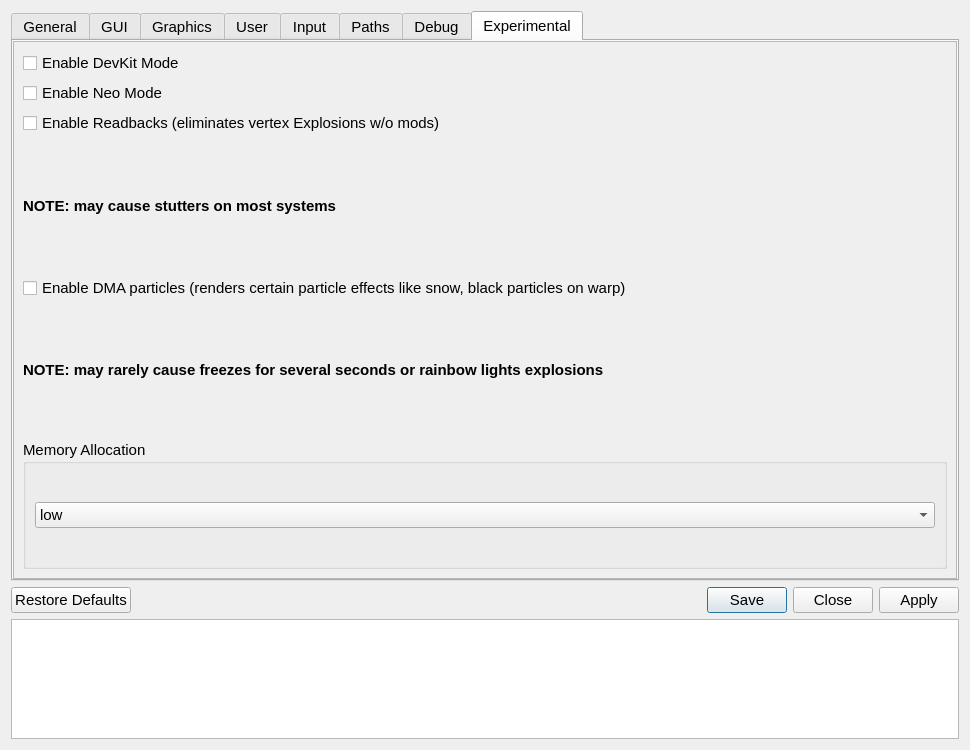
Qt form src/qt_gui/settings_dialog.ui (diegolix29/shadPS4) before a commit.
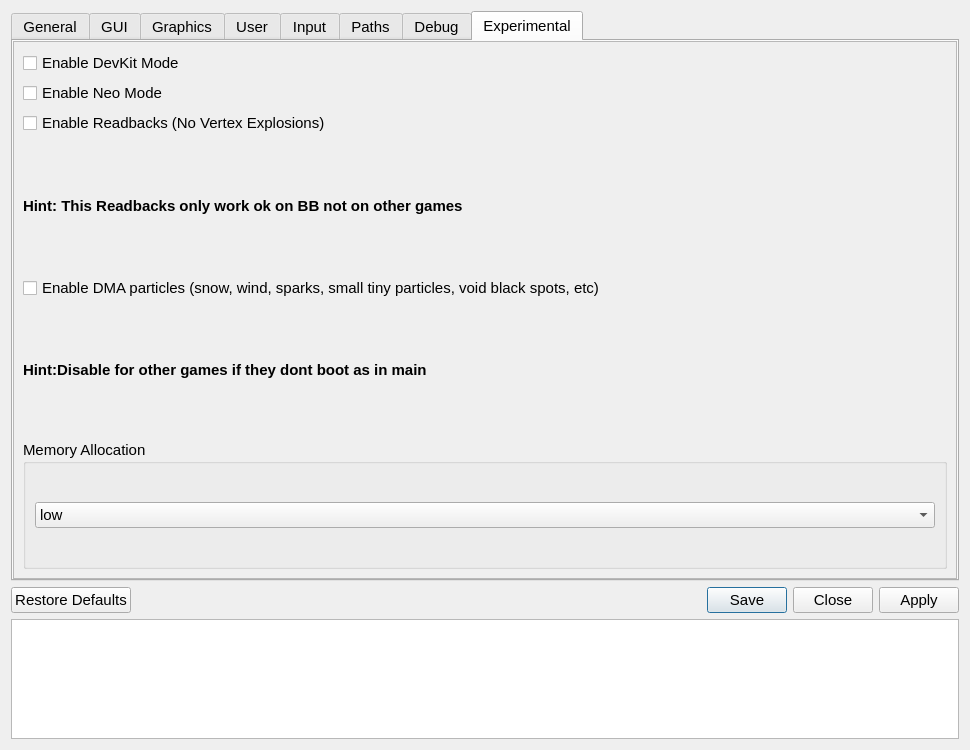
The same form after that commit. Icons and pictures are not drawn.

Commit message: Hardcoded features to experimental tab

Patch:
```diff
--- a/src/qt_gui/settings_dialog.ui
+++ b/src/qt_gui/settings_dialog.ui
@@ -2226,7 +2226,7 @@
           <item>
             <widget class="QCheckBox" name="ReadbacksCheckBox">
               <property name="text">
-                <string>Enable Readbacks (eliminates vertex Explosions w/o mods)</string>
+                <string>Enable Readbacks (No Vertex Explosions)</string>
               </property>
             </widget>
           </item>
@@ -2240,7 +2240,7 @@
                 </font>
               </property>
               <property name="text">
-                <string>NOTE: may cause stutters on most systems</string>
+                <string>Hint: This Readbacks only work ok on BB not on other games</string>
               </property>
             </widget>
           </item>
@@ -2248,7 +2248,7 @@
           <item>
             <widget class="QCheckBox" name="ParticlesCheckBox">
               <property name="text">
-                <string>Enable DMA particles (renders certain particle effects like snow, black particles on warp)</string>
+                <string>Enable DMA particles (snow, wind, sparks, small tiny particles, void black spots, etc)</string>
               </property>
             </widget>
           </item>
@@ -2262,7 +2262,7 @@
                 </font>
               </property>
               <property name="text">
-                <string>NOTE: may rarely cause freezes for several seconds or rainbow lights explosions</string>
+                <string>Hint:Disable for other games if they dont boot as in main</string>
               </property>
             </widget>
           </item>
```
The commit also changes 1 other file.
